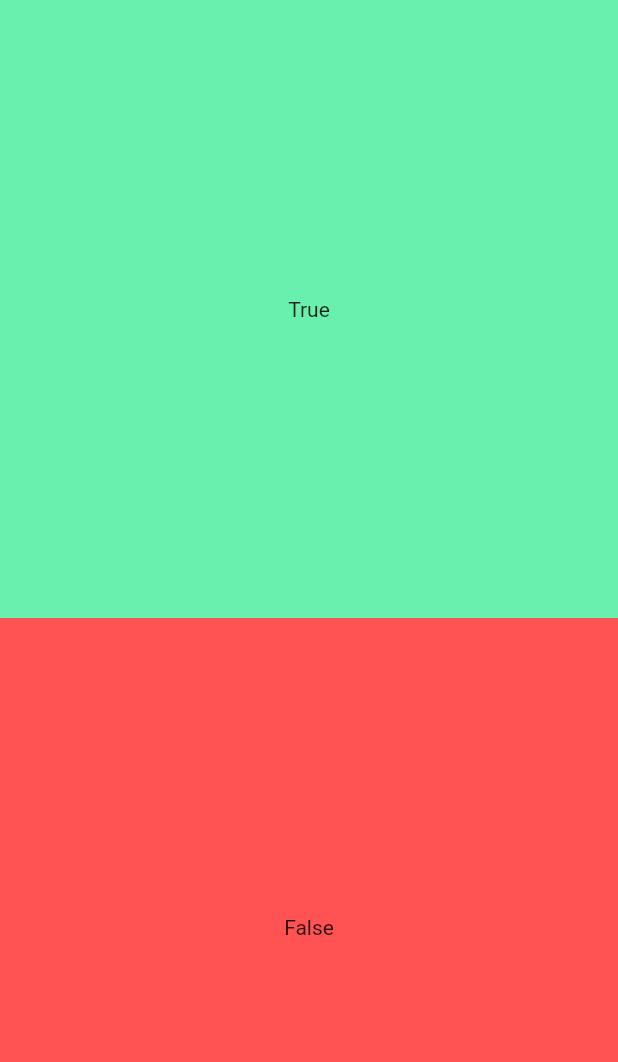
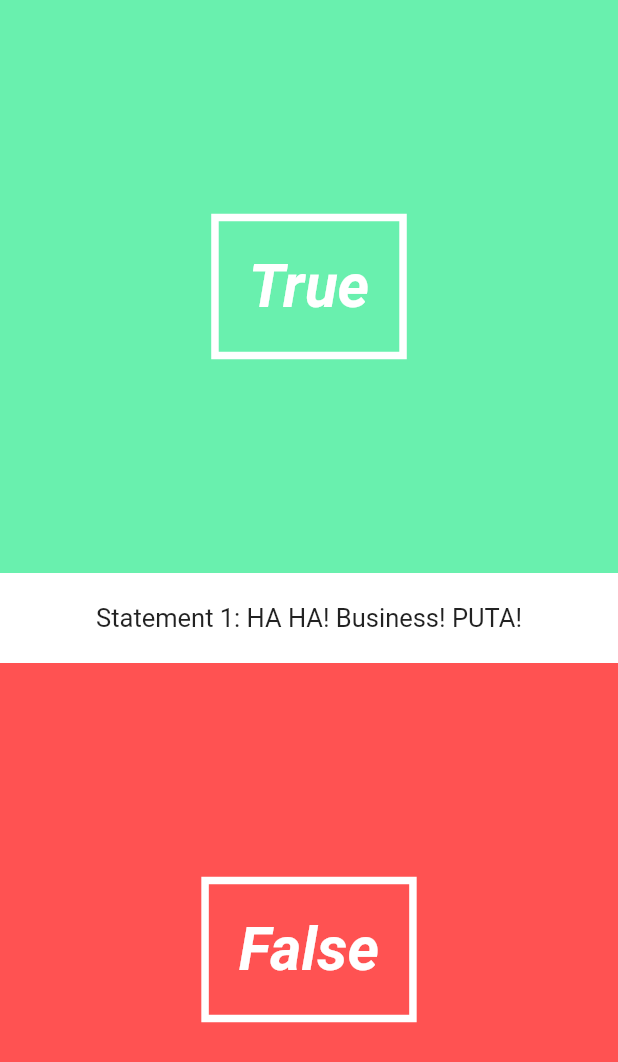
Before and after one commit to teemal/quiz_app, a Flutter app: the screen it shows after launch, on a phone screen of 412 x 824 dp. Shown: the top 1062 px of the screen. Run offline on Flutter 3.47's test engine with Material 2 defaults, Android fonts, the phone set to English and light mode, and no system bars.

Commit message:
add answer button and quiz page logic

```diff
--- a/lib/UI/answer_button.dart
+++ b/lib/UI/answer_button.dart
@@ -9,14 +9,20 @@ class AnswerButton extends StatelessWidget{
 
   @override
   Widget build(BuildContext context){
-    return new Expanded( //true anf flase buttons
+    return new Expanded( //true and flase buttons
       child: new Material(
         color: _answer == true ? Colors.greenAccent : Colors.redAccent,
         child: new InkWell(
           onTap: () => _onTap(),
             child: new Center(
               child: new Container(
-                child: new Text(_answer == true ? "True" : "False"),
+                decoration: new BoxDecoration(
+                  border: new Border.all(color: Colors.white, width: 5.0)
+                ),
+                padding: new EdgeInsets.all(20.0),
+                child: new Text(_answer == true ? "True" : "False",
+                style: new TextStyle(color: Colors.white, fontSize: 40.0, fontWeight: FontWeight.bold, fontStyle: FontStyle.italic),
+                ),
             ),
           ),
         ),
--- /dev/null
+++ b/lib/UI/question_text.dart
@@ -0,0 +1,39 @@
+import 'package:flutter/material.dart';
+
+class QuestionText extends StatefulWidget{
+  final String _question;
+  final int _questionNumber;
+
+  QuestionText(this._question, this._questionNumber);
+  @override
+  State createState() => new QuestionTextState();
+}
+
+class QuestionTextState extends State<QuestionText> with SingleTickerProviderStateMixin{
+  Animation <double> _fontSizeAnimation;
+  AnimationController _fontSizeAnimationController;
+
+  @override
+  void initState(){
+    super.initState();
+    _fontSizeAnimationController = new AnimationController(duration: new Duration(milliseconds: 500), vsync: this);
+    _fontSizeAnimation = new CurvedAnimation(parent: _fontSizeAnimationController, curve: Curves.bounceInOut);
+    _fontSizeAnimation.addListener(() => this.setState(() {}));
+    _fontSizeAnimationController.forward();
+  }
+
+  @override
+  Widget build(BuildContext context){
+    return new Material(
+      color: Colors.white,
+      child: new Padding(
+        padding: new EdgeInsets.symmetric(vertical: 20.0, horizontal: 30.0),
+        child: new Center(
+          child: new Text("Statement " + widget._questionNumber.toString() +  ": " + widget._question,
+          style: new TextStyle(fontSize: _fontSizeAnimation.value * 17),
+          )
+        )
+      )
+    );
+  }
+}
--- a/lib/pages/quiz_pages.dart
+++ b/lib/pages/quiz_pages.dart
@@ -2,6 +2,7 @@ import 'package:flutter/material.dart';
 import '../utils/questions.dart';
 import '../utils/quiz.dart';
 import '../UI/answer_button.dart';
+import '../UI/question_text.dart';
 
 class QuizPage extends StatefulWidget{
   @override
@@ -9,6 +10,7 @@ class QuizPage extends StatefulWidget{
 }
 
 class QuizPageState extends State<QuizPage>{
+
   @override
   Widget build(BuildContext context){
     return new Stack(
@@ -16,6 +18,7 @@ class QuizPageState extends State<QuizPage>{
         new Column( //this is our main page
           children: <Widget>[
             new AnswerButton(true, () => print("You answered true")),
+            new QuestionText("HA HA! Business! PUTA!", 1),
             new AnswerButton(false, () => print("You answered false"))
           ],
         )
```
Also changed, not shown: lib/UI/correct_wrong_overlay.dart (added).
